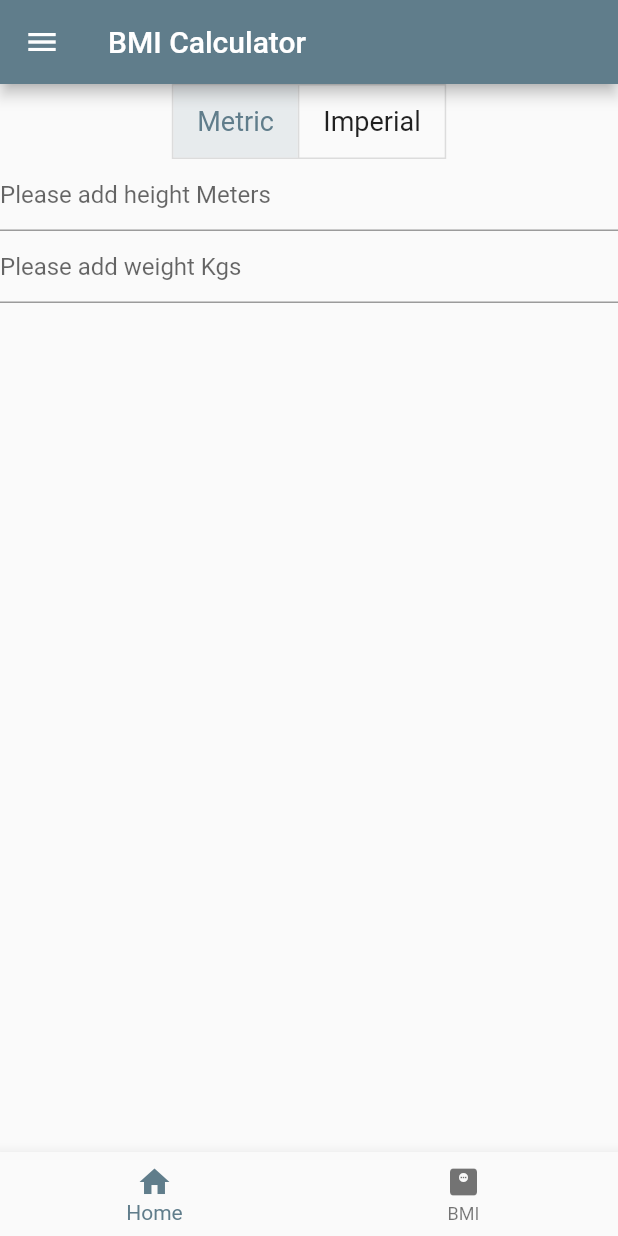
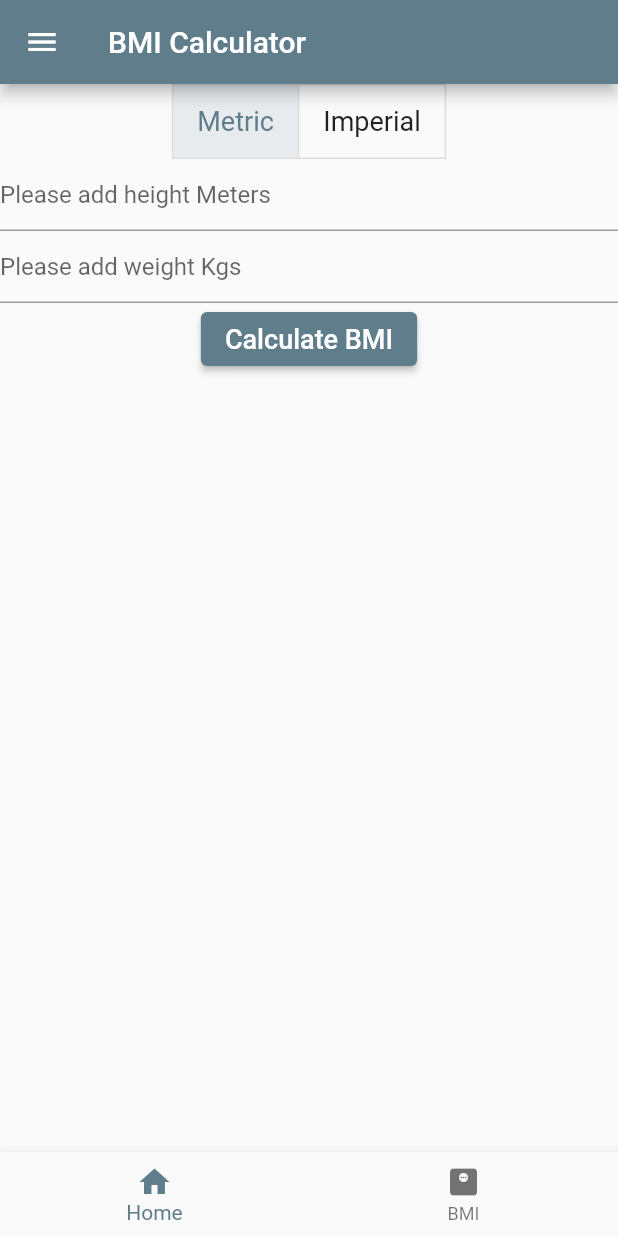
Before and after one commit to danielotieno/fitness-app-flutter, a Flutter app: the BmiScreen screen opened by its route, on a phone screen of 412 x 824 dp. Run offline on Flutter 3.47's test engine with Material 2 defaults, Android fonts, the phone set to English and light mode, and no system bars.

Commit message:
chore:add calculate button

```diff
--- a/lib/screens/bmi_screen.dart
+++ b/lib/screens/bmi_screen.dart
@@ -69,6 +69,16 @@ class _BmiScreenState extends State<BmiScreen> {
             controller: textWeight,
             keyboardType: TextInputType.number,
             decoration: InputDecoration(hintText: weightMessage),
+          ),
+          ElevatedButton(
+              onPressed: () {},
+              child: Text(
+                'Calculate BMI',
+                style: TextStyle(fontSize: fontSize),
+              )),
+          Text(
+            result,
+            style: TextStyle(fontSize: fontSize),
           )
         ],
       ),
```
